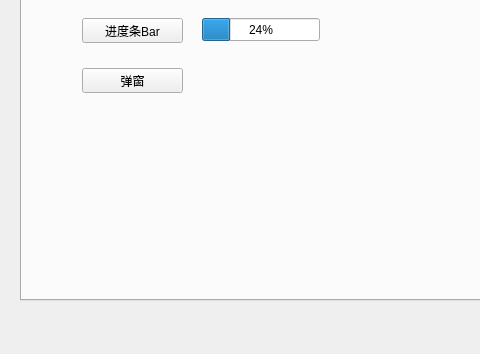
Before: the Qt Designer form mainwindow.ui in wenyue7/Interface_Plot, drawn with Qt 5; both pictures show x 0 to 480 and y 116 to 470 of the 698 by 470 pixel window.
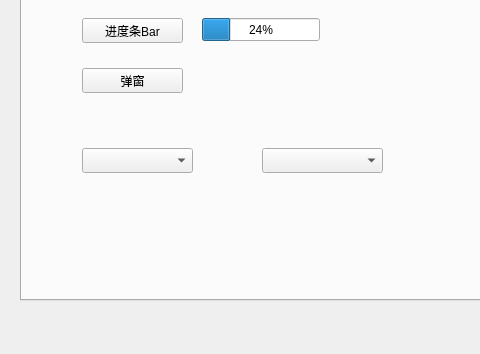
After: the same form once the commit is applied. The open tabs and pages were chosen to show the change. Custom widgets are drawn as their Qt base class.

```diff
--- a/mainwindow.ui
+++ b/mainwindow.ui
@@ -85,6 +85,26 @@
           <number>24</number>
          </property>
         </widget>
+        <widget class="QComboBox" name="comboBox">
+         <property name="geometry">
+          <rect>
+           <x>60</x>
+           <y>200</y>
+           <width>111</width>
+           <height>25</height>
+          </rect>
+         </property>
+        </widget>
+        <widget class="QComboBox" name="comboBox_2">
+         <property name="geometry">
+          <rect>
+           <x>240</x>
+           <y>200</y>
+           <width>121</width>
+           <height>25</height>
+          </rect>
+         </property>
+        </widget>
        </widget>
        <widget class="QWidget" name="tab_2">
         <attribute name="title">
```
Left out of the diff: 2 changed lines with no effect on the pictures.
